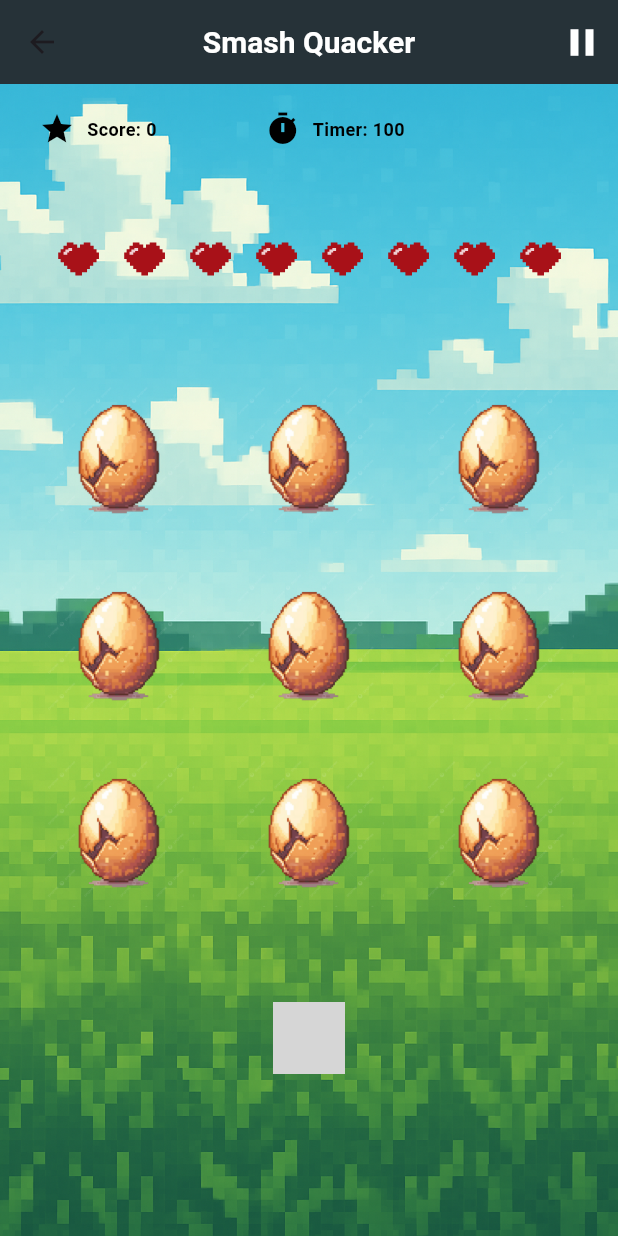
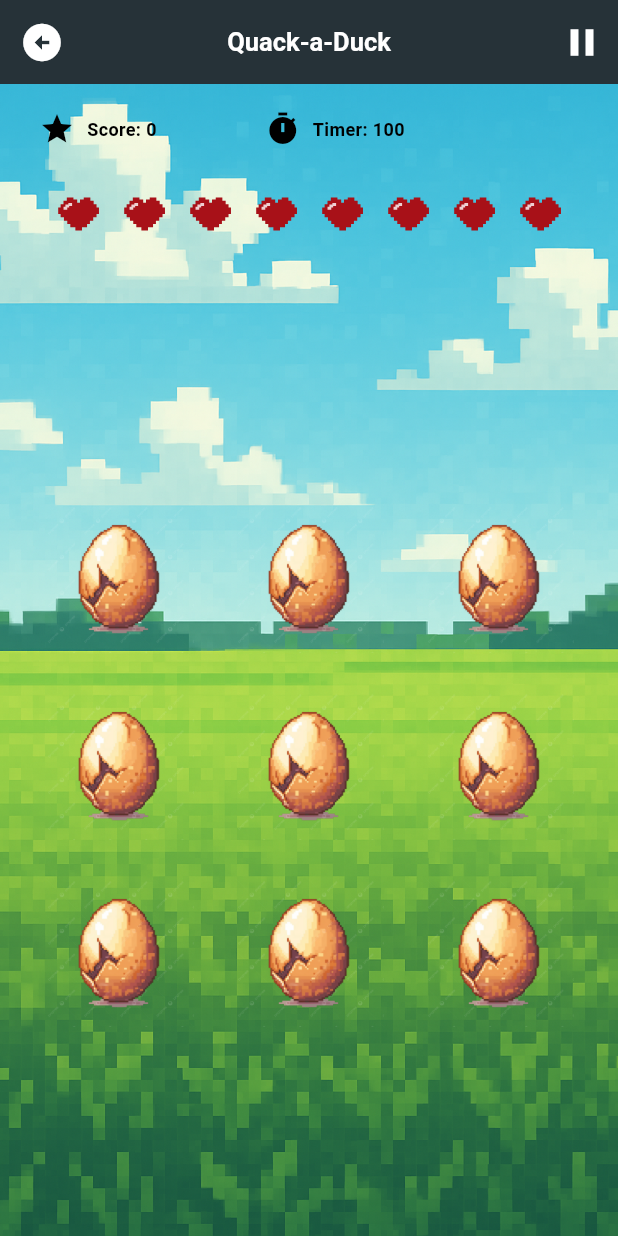
Before and after one commit to orphiano-0/whack_a_flutter, a Flutter app: the WhackScreen screen opened directly, on a phone screen of 412 x 824 dp. Run offline on Flutter 3.47's test engine with Material 3 defaults, Android fonts, the light colour scheme and no system bars; our stand-ins replace audioplayers, flutter_bloc, lottie; missing offline and left inert: screen_brightness; Roboto replaces fonts that are missing (Pixel); project files that could hold a hidden picture were left out; grey boxes are pictures that could not be loaded.

Commit message:
medj final na

```diff
--- a/lib/screens/components/score_counter.dart
+++ b/lib/screens/components/whack_counter.dart
@@ -1,11 +1,11 @@
 import 'package:flutter/material.dart';
 
 class WhackCounter extends StatefulWidget {
-  final int score;
+  final int count;
   final String label;
   final IconData icon;
 
-  const WhackCounter({super.key, required this.score, required this.icon, required this.label });
+  const WhackCounter({super.key, required this.count, required this.icon, required this.label });
 
   @override
   State<WhackCounter> createState() => _WhackCounterState();
@@ -20,7 +20,7 @@ class _WhackCounterState extends State<WhackCounter>
   @override
   void initState() {
     super.initState();
-    _previousScore = widget.score;
+    _previousScore = widget.count;
 
     _controller = AnimationController(
       vsync: this,
@@ -42,7 +42,7 @@ class _WhackCounterState extends State<WhackCounter>
   @override
   void didUpdateWidget(covariant WhackCounter oldWidget) {
     super.didUpdateWidget(oldWidget);
-    if (widget.score != oldWidget.score) {
+    if (widget.count != oldWidget.count) {
       _controller.forward();
     }
   }
@@ -66,7 +66,7 @@ class _WhackCounterState extends State<WhackCounter>
             Icon(widget.icon, color: Colors.black,),
             const SizedBox(width: 8),
             Text(
-              '${widget.label}: ${widget.score}',
+              '${widget.label}: ${widget.count}',
               style: const TextStyle(
                 fontFamily: 'Pixel',
                 fontSize: 12,
--- a/lib/screens/whack_screen.dart
+++ b/lib/screens/whack_screen.dart
@@ -4,7 +4,7 @@ import 'package:woof_route/bloc/whack_bloc.dart';
 import 'package:woof_route/bloc/whack_event.dart';
 import 'package:woof_route/bloc/whack_state.dart';
 import 'package:woof_route/screens/components/lives_counter.dart';
-import 'package:woof_route/screens/components/score_counter.dart';
+import 'package:woof_route/screens/components/whack_counter.dart';
 import 'package:woof_route/screens/components/whack_grid.dart';
 import 'package:woof_route/widgets/whack_buttons.dart';
 
@@ -14,12 +14,19 @@ class WhackScreen extends StatelessWidget {
   const WhackScreen({super.key});
 
   void _showGameOverDialog(BuildContext context, WhackState state) {
-    showDialog(context: context, barrierDismissible: false, builder: (BuildContext dialogContext) {
-      return IsGameOver(score: state.score, onRestart: () {
-        Navigator.of(dialogContext).pop();
-        context.read<WhackBloc>().add(WhackOnStart());
-      });
-    });
+    showDialog(
+      context: context,
+      barrierDismissible: false,
+      builder: (BuildContext dialogContext) {
+        return IsGameOver(
+          score: state.score,
+          onRestart: () {
+            Navigator.of(dialogContext).pop();
+            context.read<WhackBloc>().add(WhackOnStart());
+          },
+        );
+      },
+    );
   }
 
   @override
@@ -34,12 +41,23 @@ class WhackScreen extends StatelessWidget {
         return Scaffold(
           appBar: AppBar(
             title: Text(
-              'Smash Quacker',
+              'Quack-a-Duck',
               style: TextStyle(
                 color: Colors.white,
-                fontSize: 20,
+                fontSize: 17,
                 fontFamily: 'Pixel',
                 fontWeight: FontWeight.w600,
+              ),
+            ),
+            leading: IconButton(
+              onPressed: () {
+                Navigator.pop(context);
+                () => context.read<WhackBloc>().add(EndGame());
+              },
+              icon: Icon(
+                Icons.arrow_circle_left,
+                size: 30,
+                color: Colors.white,
               ),
             ),
             actions: [
@@ -71,28 +89,35 @@ class WhackScreen extends StatelessWidget {
                 children: [
                   Row(
                     children: [
-                      WhackCounter(score: state.score, icon: Icons.star, label: 'Score',),
+                      WhackCounter(
+                        count: state.score,
+                        icon: Icons.star,
+                        label: 'Score',
+                      ),
                       SizedBox(width: 40),
-                      WhackCounter(score: state.timeLeft, icon: Icons.timer, label: 'Timer'),
-                    ],
-                  ),
-                  const SizedBox(height: 50),
-                  LivesCounter(lives: state.lives),
-                  const SizedBox(height: 20),
-                  const SizedBox(height: 20),
-                  WhackGrid(),
-                  const SizedBox(height: 40),
-                  Row(
-                    mainAxisAlignment: MainAxisAlignment.spaceEvenly,
-                    children: [
-                      WhackButtons(
-                        onPressed:
-                            () => context.read<WhackBloc>().add(WhackOnStart()),
-                        content: 'Start',
-                        color: Colors.blueGrey.shade900,
+                      WhackCounter(
+                        count: state.timeLeft,
+                        icon: Icons.timer,
+                        label: 'Timer',
                       ),
                     ],
                   ),
+                  const SizedBox(height: 20),
+                  LivesCounter(lives: state.lives),
+                  const SizedBox(height: 150),
+                  WhackGrid(),
+                  const SizedBox(height: 40),
+                  // Row(
+                  //   mainAxisAlignment: MainAxisAlignment.spaceEvenly,
+                  //   children: [
+                  //     WhackButtons(
+                  //       onPressed:
+                  //           () => context.read<WhackBloc>().add(WhackOnStart()),
+                  //       content: 'Start',
+                  //       color: Colors.blueGrey.shade900,
+                  //     ),
+                  //   ],
+                  // ),
                 ],
               ),
             ),
--- a/lib/widgets/settings_button.dart
+++ b/lib/widgets/settings_button.dart
@@ -15,13 +15,13 @@ class SettingsButton extends StatelessWidget {
   @override
   Widget build(BuildContext context) {
     return SizedBox(
-      width: 110,
+      width: 115,
       child: ElevatedButton(
         onPressed: onPressed,
         style: ElevatedButton.styleFrom(
           padding: const EdgeInsets.symmetric(vertical: 12),
           shape: RoundedRectangleBorder(
-            borderRadius: BorderRadius.circular(10),
+            borderRadius: BorderRadius.circular(15),
           ),
           backgroundColor: color,
           elevation: 2,
```
Also changed, not shown: lib/screens/components/whack_timer.dart (deleted, +0 -56 lines), lib/screens/settings/game_settings.dart (+209 -0 lines), lib/screens/settings/sound_settings.dart (+73 -21 lines), lib/screens/welcome_whack.dart (+23 -14 lines).
